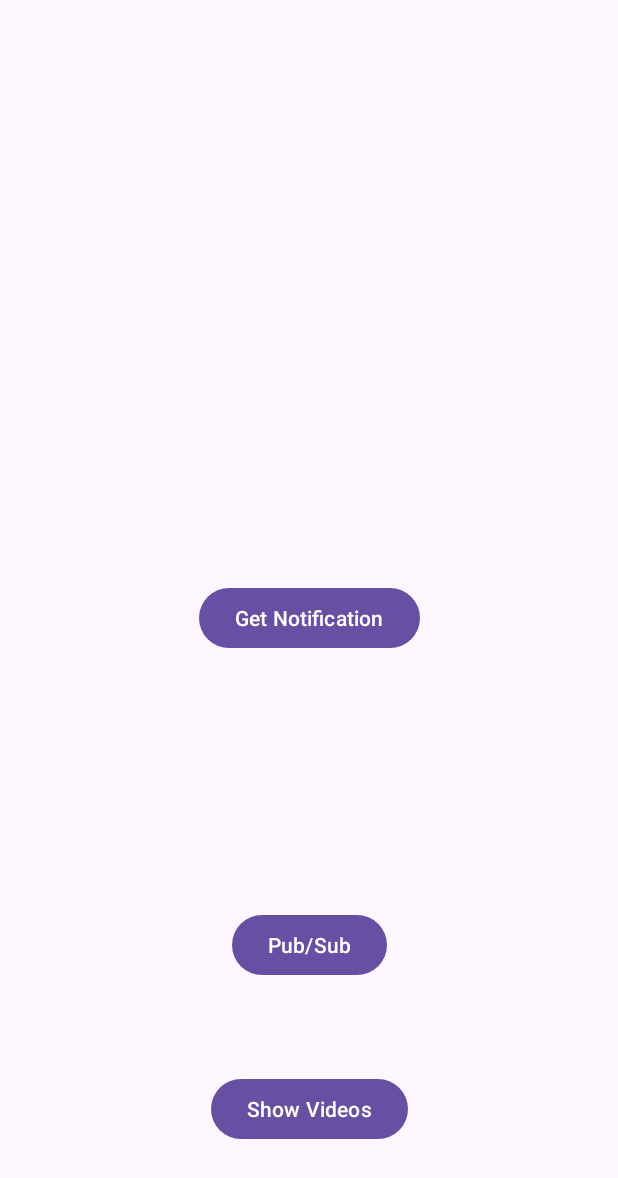
After one commit to dashIink/MobileDevFinalAssignment, an Android app: the SecretButtonsActivity screen opened directly, with no data from a screen before it, on a phone screen of 412 x 824 dp. The commit adds this screen. Shown: the top 1178 px of the screen. Run offline under Robolectric (Android 15) with nearby library versions, the phone set to English and light mode, and no system bars.

Commit message:
alden made changes

```diff
--- /dev/null
+++ b/MobileAppFinal/app/src/main/java/com/example/mobileappfinal/SecretButtonsActivity.kt
@@ -0,0 +1,81 @@
+package com.example.mobileappfinal
+
+import android.app.NotificationChannel
+import android.app.NotificationManager
+import android.app.PendingIntent
+import android.content.Context
+import android.content.Intent
+import android.os.Build
+import androidx.appcompat.app.AppCompatActivity
+import android.os.Bundle
+import android.util.Log
+import android.widget.Button
+import androidx.core.app.NotificationCompat
+
+
+//Don't worry about the stuff I have in here, this was mostly just a notification test thing, you can use this page
+//for auth as it should be one of the first things they see
+class SecretButtonsActivity : AppCompatActivity() {
+    var CHANNEL_ID = "1000"
+
+    override fun onCreate(savedInstanceState: Bundle?) {
+        super.onCreate(savedInstanceState)
+        setContentView(R.layout.activity_secret_buttons)
+        val notificationManager = createNotificationChannel()
+
+        val intent = Intent(this, AlertDetails::class.java).apply {
+            flags = Intent.FLAG_ACTIVITY_NEW_TASK or Intent.FLAG_ACTIVITY_CLEAR_TASK
+        }
+        val pendingIntent: PendingIntent = PendingIntent.getActivity(this, 0, intent, PendingIntent.FLAG_IMMUTABLE)
+
+        var builder = NotificationCompat.Builder(this, CHANNEL_ID)
+            .setSmallIcon(R.drawable.ic_launcher_foreground)
+            .setContentTitle("Notification Test")
+            .setContentText("Please Help")
+            .setPriority(NotificationCompat.PRIORITY_MAX)
+            .setContentIntent(pendingIntent)
+            .setChannelId(CHANNEL_ID)
+            .setStyle(NotificationCompat.BigTextStyle()
+                .bigText("this is a much longer text that will run off the screen"))
+
+            .build()
+
+
+        findViewById<Button>(R.id.button).setOnClickListener {
+            notificationManager?.notify(1000, builder)
+            Log.d("HELP", "ME")
+        }
+        // notificationId is a unique int for each notification that you must define.
+
+        findViewById<Button>(R.id.button2).setOnClickListener {
+            val intent = Intent(this, FireCallDetection::class.java)
+            startActivity(intent)
+        }
+
+        findViewById<Button>(R.id.button3).setOnClickListener {
+            val intent = Intent(this, ListVideosActivity::class.java)
+            startActivity(intent)
+        }
+
+    }
+    private fun createNotificationChannel(): NotificationManager? {
+        // Create the NotificationChannel, but only on API 26+ because
+        // the NotificationChannel class is not in the Support Library.
+        if (Build.VERSION.SDK_INT >= Build.VERSION_CODES.O) {
+            val name = "NotificationTest"
+            val descriptionText = "Sending Test Notifications"
+            val importance = NotificationManager.IMPORTANCE_HIGH
+            val channel = NotificationChannel(CHANNEL_ID, name, importance).apply {
+                description = descriptionText
+            }
+            channel.canShowBadge()
+            // Register the channel with the system.
+            val notificationManager: NotificationManager =
+                getSystemService(Context.NOTIFICATION_SERVICE) as NotificationManager
+            notificationManager.createNotificationChannel(channel)
+            return notificationManager
+        }
+        return null
+
+    }
+}
--- /dev/null
+++ b/MobileAppFinal/app/src/main/res/layout/activity_secret_buttons.xml
@@ -0,0 +1,39 @@
+<?xml version="1.0" encoding="utf-8"?>
+<androidx.constraintlayout.widget.ConstraintLayout xmlns:android="http://schemas.android.com/apk/res/android"
+    xmlns:app="http://schemas.android.com/apk/res-auto"
+    xmlns:tools="http://schemas.android.com/tools"
+    android:layout_width="match_parent"
+    android:layout_height="match_parent"
+    tools:context=".MainActivity">
+
+    <Button
+        android:id="@+id/button"
+        android:layout_width="wrap_content"
+        android:layout_height="wrap_content"
+        android:text="Get Notification"
+        app:layout_constraintBottom_toBottomOf="parent"
+        app:layout_constraintEnd_toEndOf="parent"
+        app:layout_constraintStart_toStartOf="parent"
+        app:layout_constraintTop_toTopOf="parent" />
+
+    <Button
+        android:id="@+id/button2"
+        android:layout_width="wrap_content"
+        android:layout_height="wrap_content"
+        android:text="Pub/Sub"
+        app:layout_constraintTop_toBottomOf="@+id/button"
+        app:layout_constraintStart_toStartOf="parent"
+        app:layout_constraintEnd_toEndOf="parent"
+        app:layout_constraintBottom_toBottomOf="parent"
+        tools:layout_editor_absoluteX="159dp" />
+
+    <Button
+        android:id="@+id/button3"
+        android:layout_width="wrap_content"
+        android:layout_height="wrap_content"
+        android:text="Show Videos"
+        app:layout_constraintTop_toBottomOf="@+id/button2"
+        app:layout_constraintStart_toStartOf="parent"
+        app:layout_constraintEnd_toEndOf="parent"
+        app:layout_constraintBottom_toBottomOf="parent" />
+</androidx.constraintlayout.widget.ConstraintLayout>
```
Also changed, not shown: MobileAppFinal/app/src/main/AndroidManifest.xml (+36 -0 lines), MobileAppFinal/app/src/main/java/com/example/mobileappfinal/DisplayVideoActivity.kt (added, +22 -0 lines), MobileAppFinal/app/src/main/java/com/example/mobileappfinal/ListVideosActivity.kt (added, +23 -0 lines), MobileAppFinal/app/src/main/java/com/example/mobileappfinal/LoginActivity.kt (added, +48 -0 lines), MobileAppFinal/app/src/main/java/com/example/mobileappfinal/MainActivity.kt (+3 -66 lines), MobileAppFinal/app/src/main/res/layout/activity_display_video.xml (added, +11 -0 lines), MobileAppFinal/app/src/main/res/layout/activity_list_videos.xml (added, +14 -0 lines), MobileAppFinal/app/src/main/res/layout/activity_login.xml (added, +31 -0 lines), MobileAppFinal/app/src/main/res/layout/activity_main.xml (+7 -14 lines).
